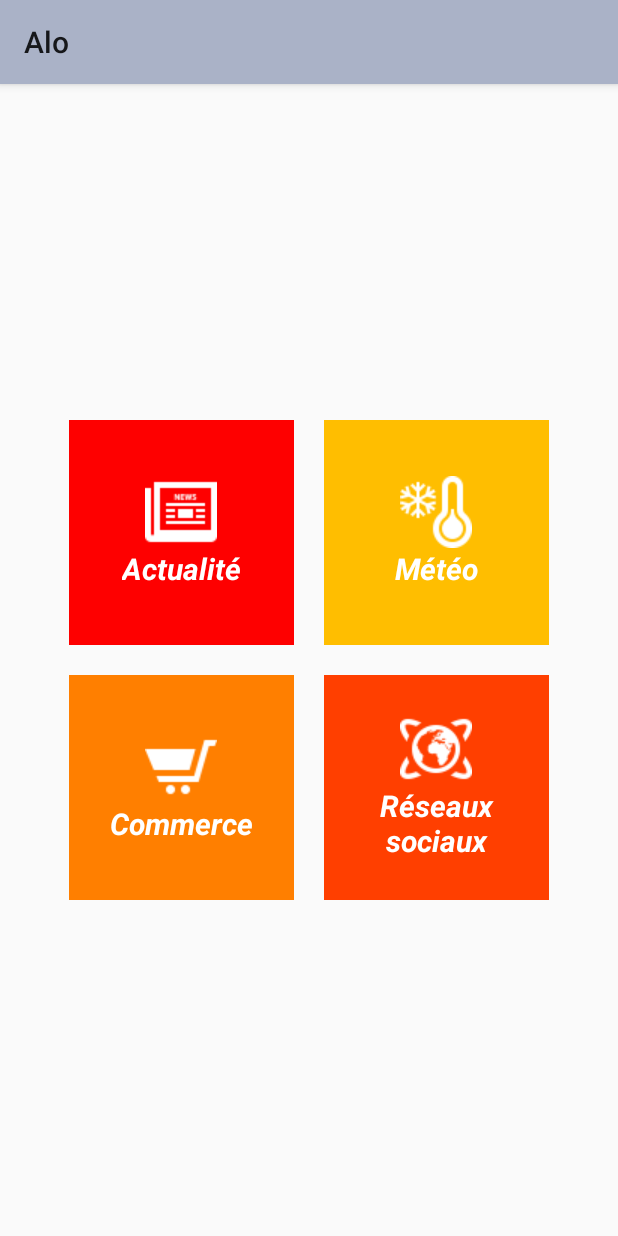
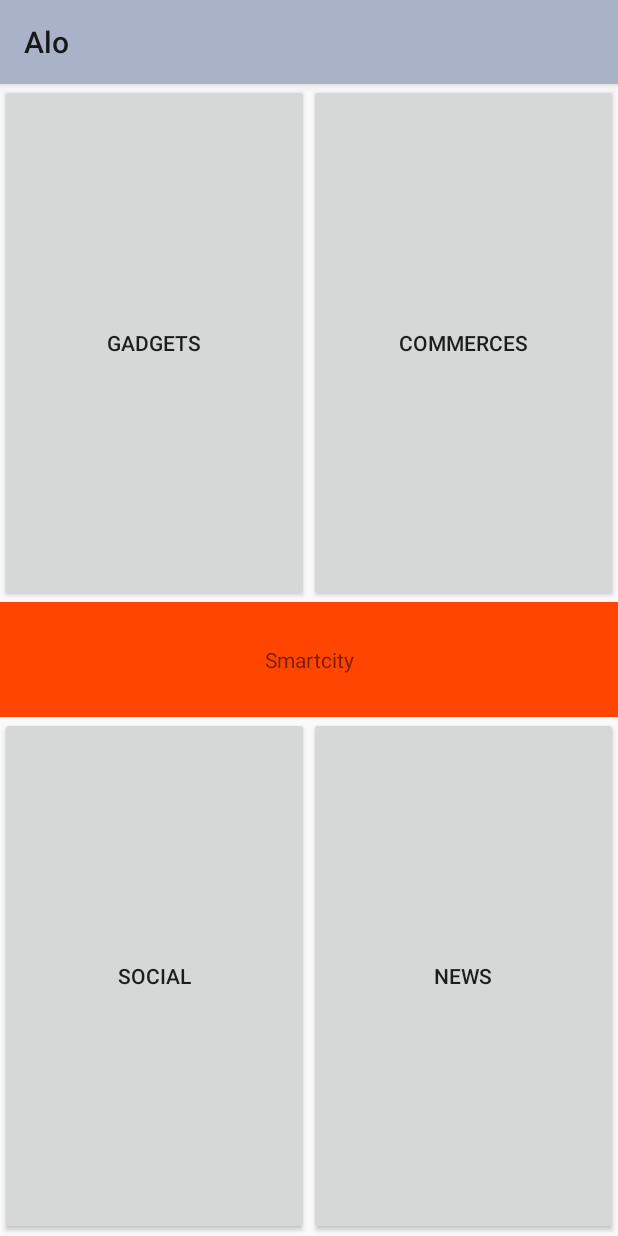
Before and after one commit to bennismehdi/Keep-n-Touch, an Android app: the ServiceActivity screen opened directly, with no data from a screen before it, on a phone screen of 412 x 824 dp. Run offline under Robolectric (Android 15) with nearby library versions, the phone set to English and light mode, and no system bars.

Commit message:
Ajout de l'interface graphique

```diff
--- a/app/src/main/res/layout/activity_service.xml
+++ b/app/src/main/res/layout/activity_service.xml
@@ -9,119 +9,73 @@
     android:gravity="center">
 
     <LinearLayout
-        android:layout_gravity="center"
-        android:layout_marginBottom="20dp"
-        android:layout_width="wrap_content"
-        android:layout_height="wrap_content">
+        android:layout_width="match_parent"
+        android:layout_height="match_parent"
+        android:orientation="vertical"
+        android:weightSum="2"
+        tools:layout_editor_absoluteX="0dp"
+        tools:layout_editor_absoluteY="0dp"
+        tools:ignore="MissingConstraints">
+
         <LinearLayout
-            android:onClick="goNews"
-            android:layout_marginRight="10dp"
-            android:background="#FE0000"
-            android:gravity="center_vertical"
-            android:padding="10dp"
-            android:layout_width="150dp"
-            android:layout_height="150dp"
-            android:orientation="vertical">
+            android:layout_width="match_parent"
+            android:layout_height="0dp"
+            android:layout_weight="0.9"
+            android:orientation="horizontal"
+            android:weightSum="2">
 
-            <ImageView
-                android:layout_gravity="center"
-                android:layout_width="wrap_content"
-                android:layout_height="wrap_content"
-                app:srcCompat="@drawable/news"/>
+            <Button
+                android:id="@+id/Button_actualite"
+                android:layout_width="match_parent"
+                android:layout_height="match_parent"
+                android:layout_margin="-1dp"
+                android:layout_weight="1"
+                android:gravity="center"
+                android:text="Gadgets" />
 
-            <TextView
-                android:layout_gravity="center"
-                android:textStyle="bold|italic"
-                android:textColor="#FFFFFF"
-                android:textSize="20dp"
-                android:text="Actualité"
-                android:layout_width="wrap_content"
-                android:layout_height="wrap_content" />
+            <Button
+                android:onClick="goCommerce"
+                android:id="@+id/Button_commerce"
+                android:layout_width="match_parent"
+                android:layout_height="match_parent"
+                android:layout_weight="1"
+                android:gravity="center"
+                android:text="Commerces" />
 
         </LinearLayout>
 
+        <TextView
+            android:layout_width="match_parent"
+            android:layout_height="0dp"
+            android:layout_weight="0.2"
+            android:background="@color/colorTheme"
+            android:gravity="center"
+            android:text="Smartcity" />
+
         <LinearLayout
-            android:layout_marginLeft="10dp"
-            android:background="#FFBE00"
-            android:gravity="center_vertical"
-            android:padding="10dp"
-            android:layout_width="150dp"
-            android:layout_height="150dp"
-            android:orientation="vertical">
+            android:layout_width="match_parent"
+            android:layout_height="0dp"
+            android:layout_weight="0.9"
+            android:orientation="horizontal"
+            android:weightSum="2">
 
-            <ImageView
-                android:layout_gravity="center"
-                android:layout_width="wrap_content"
-                android:layout_height="wrap_content"
-                app:srcCompat="@drawable/weather"/>
+            <Button
+                android:layout_width="match_parent"
+                android:layout_height="match_parent"
+                android:layout_weight="1"
+                android:gravity="center"
+                android:text="Social" />
 
-            <TextView
-                android:layout_gravity="center"
-                android:textStyle="bold|italic"
-                android:textColor="#FFFFFF"
-                android:textSize="20dp"
-                android:text="Météo"
-                android:layout_width="wrap_content"
-                android:layout_height="wrap_content" />
-
-        </LinearLayout>
-    </LinearLayout>
-
-    <LinearLayout
-        android:layout_width="wrap_content"
-        android:layout_height="wrap_content">
-        <LinearLayout
-            android:onClick="goCommerce"
-            android:layout_marginRight="10dp"
-            android:background="#FF7F00"
-            android:gravity="center_vertical"
-            android:padding="10dp"
-            android:layout_width="150dp"
-            android:layout_height="150dp"
-            android:orientation="vertical">
-
-            <ImageView
-                android:layout_gravity="center"
-                android:layout_width="wrap_content"
-                android:layout_height="wrap_content"
-                app:srcCompat="@drawable/commerce"/>
-
-            <TextView
-                android:layout_gravity="center"
-                android:textStyle="bold|italic"
-                android:textColor="#FFFFFF"
-                android:textSize="20dp"
-                android:text="Commerce"
-                android:layout_width="wrap_content"
-                android:layout_height="wrap_content" />
+            <Button
+                android:onClick="goNews"
+                android:layout_width="match_parent"
+                android:layout_height="match_parent"
+                android:layout_weight="1"
+                android:gravity="center"
+                android:text="News" />
 
         </LinearLayout>
 
-        <LinearLayout
-            android:layout_marginLeft="10dp"
-            android:background="#FF3F00"
-            android:gravity="center_vertical"
-            android:padding="10dp"
-            android:layout_width="150dp"
-            android:layout_height="150dp"
-            android:orientation="vertical">
 
-            <ImageView
-                android:layout_gravity="center"
-                android:layout_width="wrap_content"
-                android:layout_height="wrap_content"
-                app:srcCompat="@drawable/network"/>
-
-            <TextView
-                android:gravity="center"
-                android:layout_gravity="center"
-                android:textStyle="bold|italic"
-                android:textColor="#FFFFFF"
-                android:textSize="20dp"
-                android:text="Réseaux sociaux"
-                android:layout_width="wrap_content"
-                android:layout_height="wrap_content" />
-
-        </LinearLayout>
     </LinearLayout>
 </LinearLayout>
--- a/app/src/main/res/values/colors.xml
+++ b/app/src/main/res/values/colors.xml
@@ -3,5 +3,6 @@
     <color name="colorPrimary">#3F51B5</color>
     <color name="colorPrimaryDark">#303F9F</color>
     <color name="colorAccent">#FF4081</color>
+    <color name="colorTheme">#ff4500</color>
     <color name="blindcolor">#AAB2C7</color>
 </resources>
```
